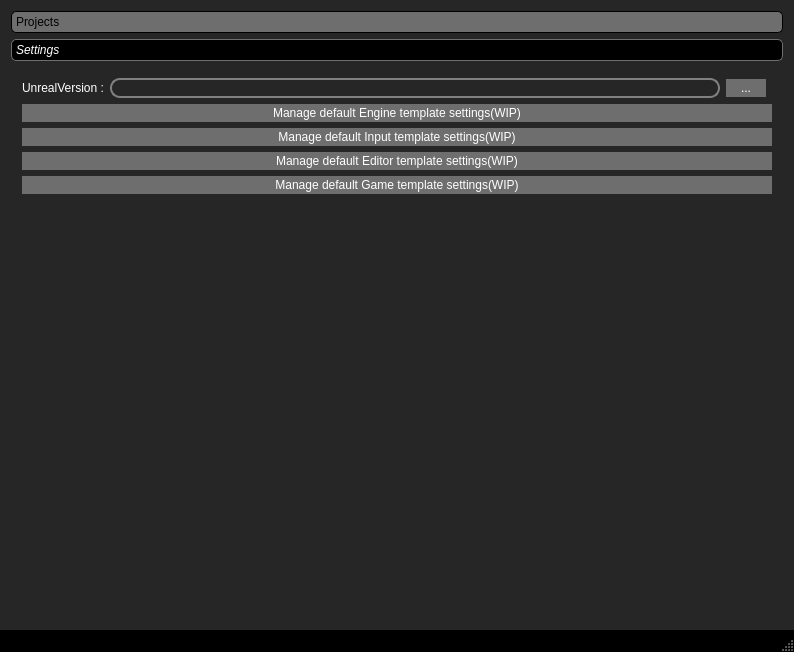
This is UnrealManager.ui in Kiukey/UnrealManager as Qt 5 draws it before an edit. The edited form follows.
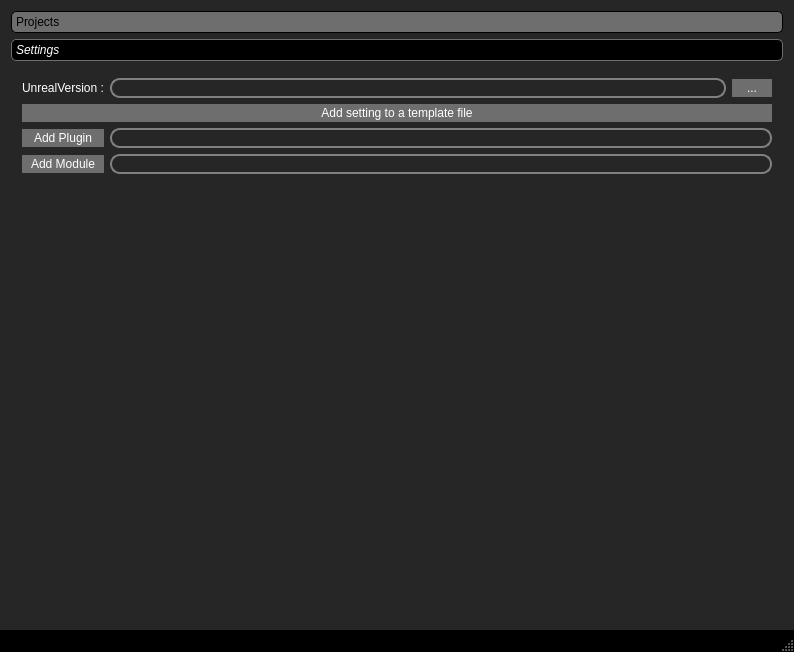
This is the edited form. The open tabs and pages were chosen to show the change.

Commit message: facilitating the means to add a new module or new settings to the list

What changed in the file:
```diff
--- a/UnrealManager.ui
+++ b/UnrealManager.ui
@@ -520,7 +520,14 @@
         <string>Settings</string>
        </attribute>
        <layout class="QGridLayout" name="gridLayout_4">
-        <item row="5" column="0">
+        <item row="0" column="0">
+         <widget class="QLabel" name="unrealVersionLabel">
+          <property name="text">
+           <string>UnrealVersion :</string>
+          </property>
+         </widget>
+        </item>
+        <item row="4" column="0">
          <spacer name="verticalSpacer">
           <property name="orientation">
            <enum>Qt::Vertical</enum>
@@ -533,6 +540,13 @@
           </property>
          </spacer>
         </item>
+        <item row="2" column="0">
+         <widget class="QPushButton" name="AddPluginButton">
+          <property name="text">
+           <string>Add Plugin</string>
+          </property>
+         </widget>
+        </item>
         <item row="0" column="1">
          <widget class="QLineEdit" name="UnrealVersionLineEdit">
           <property name="sizePolicy">
@@ -574,32 +588,44 @@
         <item row="1" column="0" colspan="4">
          <widget class="QPushButton" name="pushButton">
           <property name="text">
-           <string>Manage default Engine template settings(WIP)</string>
+           <string>Add setting to a template file</string>
           </property>
          </widget>
         </item>
-        <item row="2" column="0" colspan="4">
-         <widget class="QPushButton" name="pushButton_2">
+        <item row="3" column="0">
+         <widget class="QPushButton" name="AddModuleButton">
           <property name="text">
-           <string>Manage default Input template settings(WIP)</string>
+           <string>Add Module</string>
           </property>
          </widget>
         </item>
-        <item row="3" column="0" colspan="4">
-         <widget class="QPushButton" name="pushButton_3">
-          <property name="text">
-           <string>Manage default Editor template settings(WIP)</string>
+        <item row="2" column="1" colspan="3">
+         <widget class="QLineEdit" name="AddPluginLineEdit">
+          <property name="styleSheet">
+           <string notr="true">QLineEdit {
+    border: 2px solid gray;
+    border-radius: 10px;
+    padding: 0 8px;
+    selection-background-color: darkgray;
+	color : white;
+}</string>
           </property>
          </widget>
         </item>
-        <item row="4" column="0" colspan="4">
-         <widget class="QPushButton" name="pushButton_4">
-          <property name="text">
-           <string>Manage default Game template settings(WIP)</string>
+        <item row="3" column="1" colspan="3">
+         <widget class="QLineEdit" name="AddModuleLineEdit">
+          <property name="styleSheet">
+           <string notr="true">QLineEdit {
+    border: 2px solid gray;
+    border-radius: 10px;
+    padding: 0 8px;
+    selection-background-color: darkgray;
+	color : white;
+}</string>
           </property>
          </widget>
         </item>
-        <item row="0" column="2">
+        <item row="0" column="2" colspan="2">
          <widget class="QPushButton" name="localizeUnrealFolderButton">
           <property name="sizePolicy">
            <sizepolicy hsizetype="Fixed" vsizetype="Fixed">
```
Left out of the diff: 11 changed lines with no effect on the pictures. The commit also changes 23 other files.
